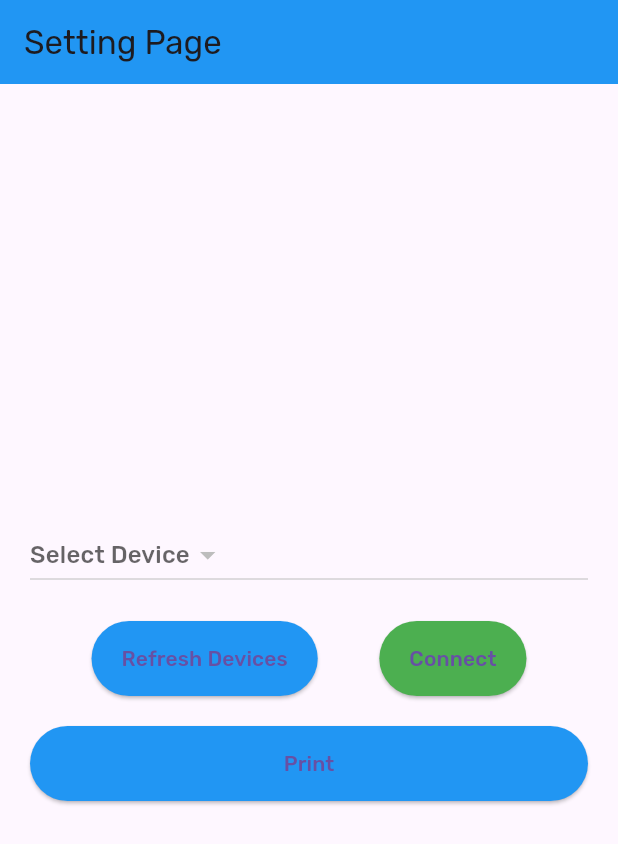
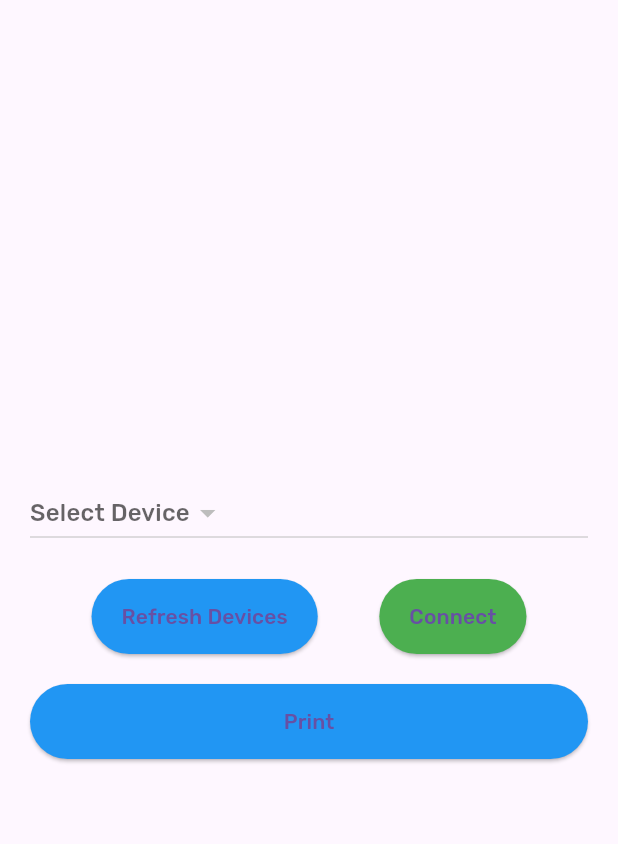
Before and after one commit to hafisrabbani/SudutPOS, a Flutter app: the SettingPage screen opened directly, on a phone screen of 412 x 824 dp. Shown: the top 844 px of the screen. Run offline on Flutter 3.47's test engine with Material 3 defaults, Android fonts, the phone set to English and light mode, and no system bars; our stand-ins replace fl_chart, google_fonts, sqflite; missing offline and left inert: blue_thermal_printer; accounts and stored records are empty.

Commit message:
semoga ini terkahir

```diff
--- a/lib/view/pages/setting.dart
+++ b/lib/view/pages/setting.dart
@@ -23,14 +23,10 @@ class _SettingPageState extends State<SettingPage> {
   @override
   Widget build(BuildContext context) {
     return Scaffold(
-      appBar: AppBar(
-        title: const Text('Setting Page'),
-        backgroundColor: Colors.blue, // Ubah warna latar belakang app bar
-      ),
       body: Padding(
-        padding: const EdgeInsets.all(20.0), // Tambahkan padding pada semua sisi
+        padding: const EdgeInsets.all(20.0),
         child: Column(
-          crossAxisAlignment: CrossAxisAlignment.stretch, // Letakkan elemen-elemen sepanjang lebar kolom
+          crossAxisAlignment: CrossAxisAlignment.stretch,
           mainAxisAlignment: MainAxisAlignment.center,
           children: [
             DropdownButton<BluetoothDevice>(
@@ -54,11 +50,11 @@ class _SettingPageState extends State<SettingPage> {
               children: [
                 ElevatedButton(
                   onPressed: () {
-                    viewModel.getDevices(); // Refresh devices
+                    viewModel.getDevices();
                   },
                   child: const Text('Refresh Devices'),
                   style: ElevatedButton.styleFrom(
-                    backgroundColor: Colors.blue, // Ubah warna tombol refresh
+                    backgroundColor: Colors.blue,
                     padding: EdgeInsets.symmetric(horizontal: 20, vertical: 15), // Atur padding
                   ),
                 ),
@@ -78,7 +74,6 @@ class _SettingPageState extends State<SettingPage> {
             const SizedBox(height: 20),
             ElevatedButton(
               onPressed: () {
-                // check connection
                 viewModel.checkConnection().then((value) {
                   if (value!) {
                     viewModel.print('Hello World');
```
Also changed, not shown: lib/view/pages/success_page.dart (+15 -1 lines), lib/view_model/setting/thermal_print_view_model.dart (+29 -3 lines).
